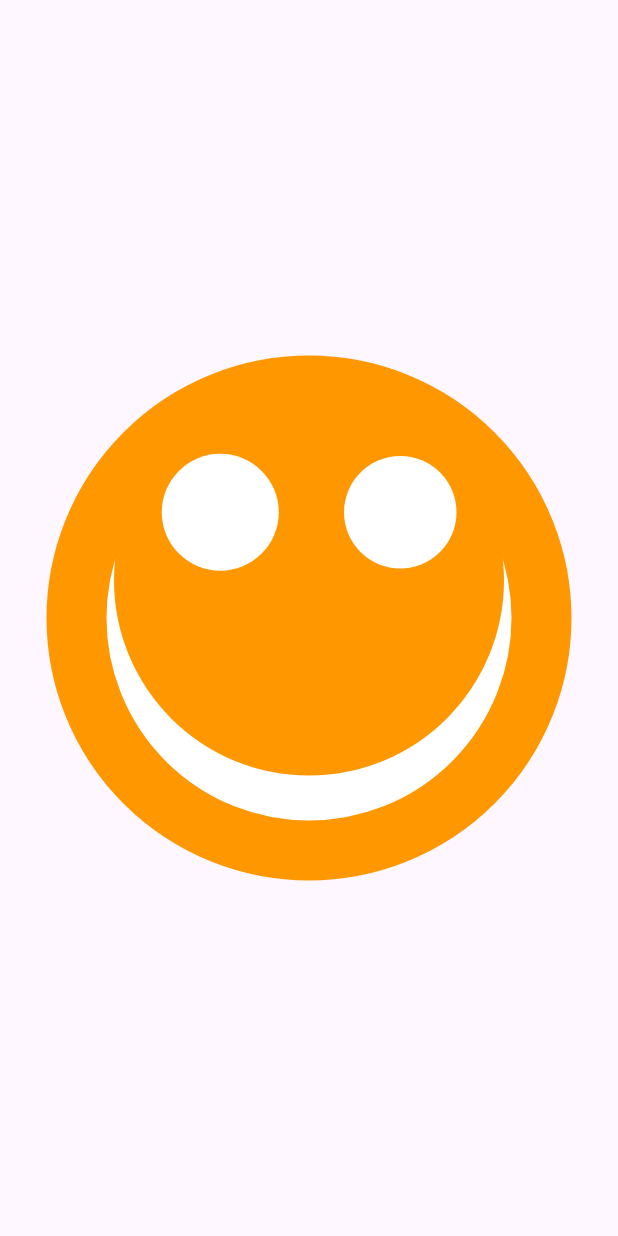
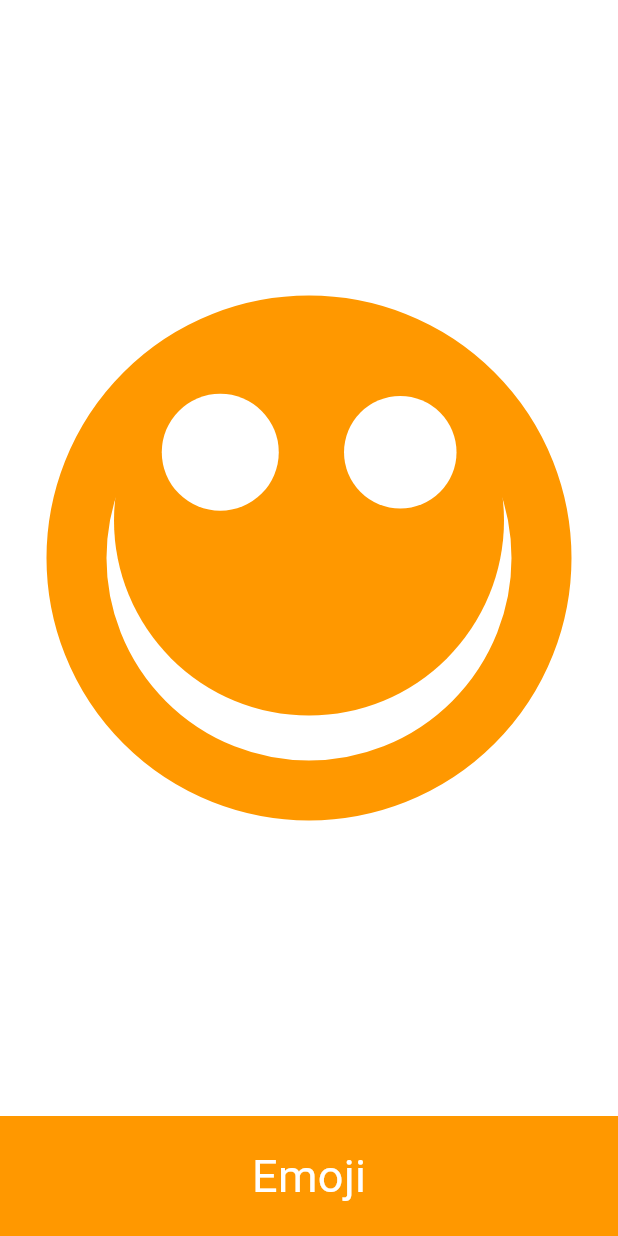
Before and after one commit to Dipalig971/container2, a Flutter app: the screen it shows after launch, on a phone screen of 412 x 824 dp. Run offline on Flutter 3.47's test engine with Material 3 defaults, Android fonts, the phone set to English and light mode, and no system bars.

Commit message:
Update main.dart

```diff
--- a/lib/main.dart
+++ b/lib/main.dart
@@ -135,50 +135,11 @@ class MyApp extends StatelessWidget {
       debugShowCheckedModeBanner: false,
       home: SafeArea(
         child: Scaffold(
-          // bottomNavigationBar: AppBar(
-          //     bottom: AppBar(
-          //   backgroundColor: Colors.orange,
-          //       title: Center(child: Text('Emoji',style: TextStyle(color: Colors.white),)),
-          // )),
-          // body: Center(
-          //   child: Container(
-          //     height: 350,
-          //     decoration: BoxDecoration(
-          //       // color: Colors.white,
-          //       shape: BoxShape.circle,
-          //       border: Border.all(
-          //         color: Colors.orange,
-          //         width: 40,
-          //       ),
-          //     ),
-          //     alignment: const Alignment(0, -5),
-          //     child: Container(
-          //       height: 262,
-          //       decoration: const BoxDecoration(
-          //         color: Colors.orange,
-          //         shape: BoxShape.circle,
-          //       ),
-          //       alignment: const Alignment(-0.50, -0.50),
-          //       child: Container(
-          //         height: 80,
-          //         width: 80,
-          //         decoration: const BoxDecoration(
-          //           color: Colors.white,
-          //           shape: BoxShape.circle,
-          //         ),
-          //         alignment: const Alignment(90, 0),
-          //         child: Container(
-          //           height: 77,
-          //           width: 77,
-          //           decoration: const BoxDecoration(
-          //             color: Colors.white,
-          //             shape: BoxShape.circle,
-          //           ),
-          //         ),
-          //       ),
-          //     ),
-          //   ),
-          // ),
+          backgroundColor: Colors.white,
+          bottomNavigationBar: const BottomAppBar(
+          color: Colors.orange,
+          child: Center(child: Text('Emoji',style: TextStyle(color: Colors.white,fontSize: 30),)),
+          ),
           body: Center(
             child: Container(
               alignment: Alignment(0, -5),
```
